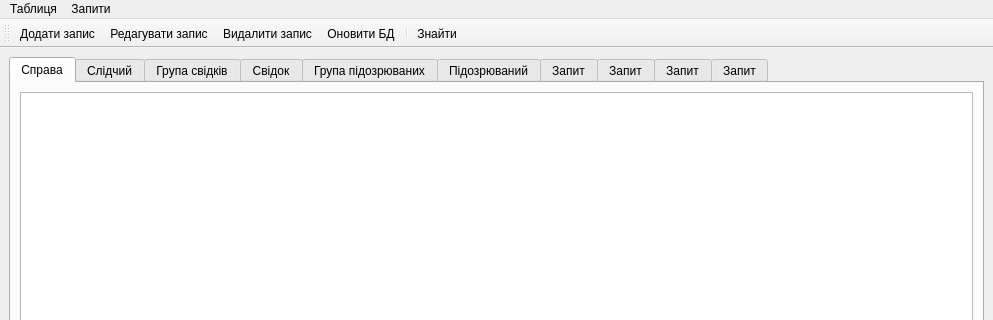
Before: the Qt Designer form DataBase/databasewindow.ui in Mikeost/Course-work-4, drawn with Qt 5; both pictures show x 0 to 993 and y 0 to 320 of the 993 by 463 pixel window.
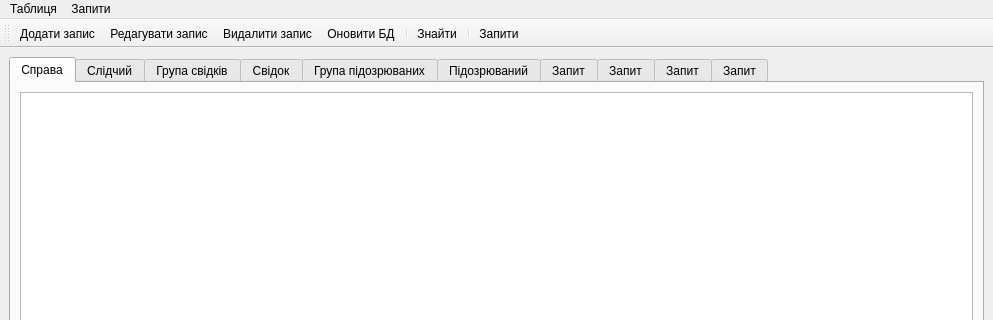
After: the same form once the commit is applied. Icons and pictures are not drawn.

Commit message: add queries button

```diff
--- a/DataBase/databasewindow.ui
+++ b/DataBase/databasewindow.ui
@@ -507,6 +507,8 @@
    <addaction name="actionreloadDataBase"/>
    <addaction name="separator"/>
    <addaction name="searchAction"/>
+   <addaction name="separator"/>
+   <addaction name="actionQueries"/>
   </widget>
   <action name="actionAddRecord">
    <property name="icon">
@@ -600,6 +602,18 @@
     <string>Інформація про підозрюваних, які задіяні в заданій справі</string>
    </property>
   </action>
+  <action name="actionQueries">
+   <property name="icon">
+    <iconset resource="media.qrc">
+     <normaloff>:/icons/icons/queries.png</normaloff>:/icons/icons/queries.png</iconset>
+   </property>
+   <property name="text">
+    <string>Запити</string>
+   </property>
+   <property name="toolTip">
+    <string>Запити</string>
+   </property>
+  </action>
  </widget>
  <resources>
   <include location="media.qrc"/>
```
The commit also changes 4 other files.
